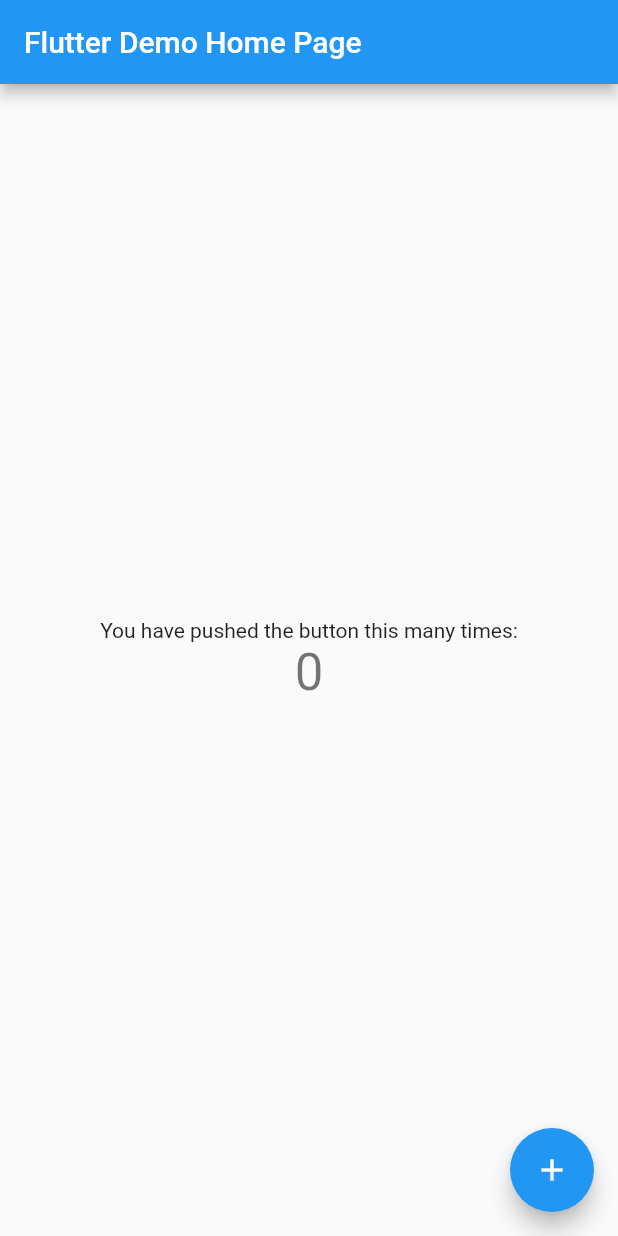
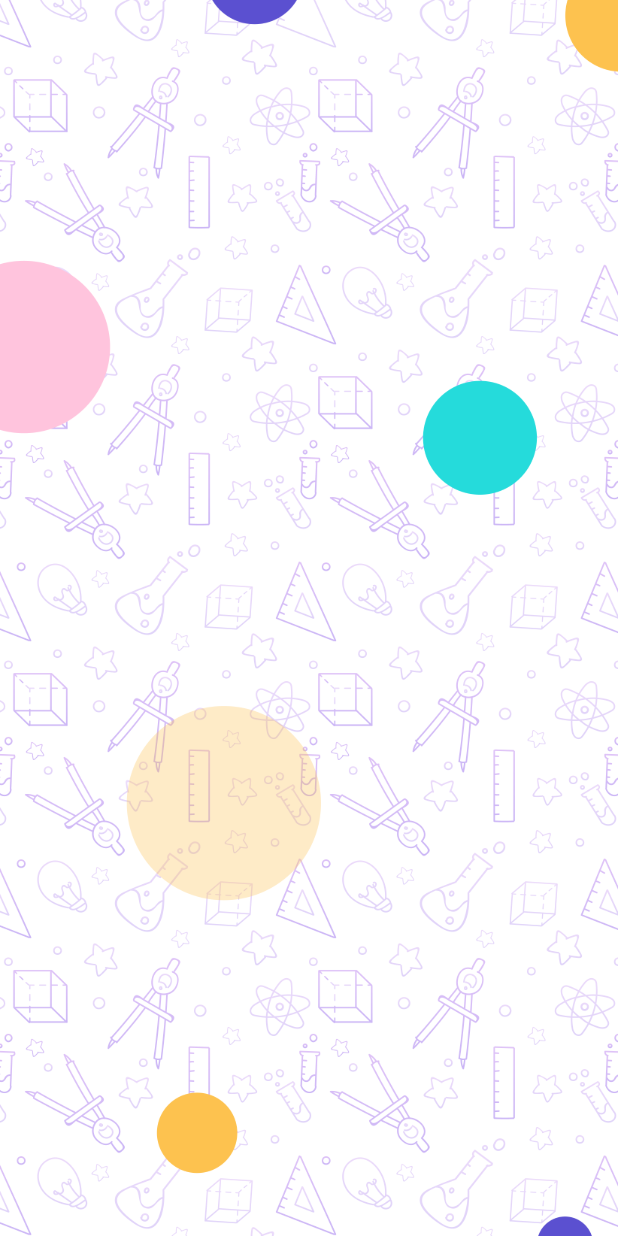
Before and after one commit to faizal6916/schooldiarjuly12, a Flutter app: the first screen one second after launch, on a phone screen of 412 x 824 dp. Run offline on Flutter 3.47's test engine with Material 2 defaults, Android fonts, the light colour scheme and no system bars; our stand-ins replace flutter_screenutil.

Commit message:
splashcompleted

```diff
--- /dev/null
+++ b/lib/Screens/login.dart
@@ -0,0 +1,21 @@
+import 'package:flutter/material.dart';
+
+class LoginScreen extends StatefulWidget {
+  const LoginScreen({Key? key}) : super(key: key);
+
+  @override
+  State<LoginScreen> createState() => _LoginScreenState();
+}
+
+class _LoginScreenState extends State<LoginScreen> {
+  @override
+  Widget build(BuildContext context) {
+    return Scaffold(
+      body: Container(
+        width: 100,
+        height: 100,
+        color: Colors.red,
+      ),
+    );
+  }
+}
--- /dev/null
+++ b/lib/Screens/splash.dart
@@ -0,0 +1,59 @@
+import 'dart:async';
+
+import 'package:flutter/material.dart';
+import 'package:flutter_screenutil/flutter_screenutil.dart';
+import './login.dart';
+
+class SplashScreen extends StatefulWidget {
+  const SplashScreen({Key? key}) : super(key: key);
+
+  @override
+  State<SplashScreen> createState() => _SplashScreenState();
+}
+
+class _SplashScreenState extends State<SplashScreen> {
+
+
+  bool _visible = false;
+
+  _animDuration() async{
+    var _duration = Duration(seconds: 3);
+    return Timer(_duration, () async {
+      setState((){
+        _visible = true;
+      });
+    });
+  }
+  _navigateToLogin(){
+    Navigator.pushReplacement(context, MaterialPageRoute(builder: (context)=>LoginScreen()));
+  }
+  @override
+  void initState() {
+    // TODO: implement initState
+    super.initState();
+    _animDuration();
+  }
+  @override
+  Widget build(BuildContext context) {
+    return Scaffold(
+      body: Stack(
+        children: [
+          Container(
+            width: 1.sw,
+            child: Image.asset('assets/images/splash_bg.png',fit: BoxFit.cover,),
+          ),
+          AnimatedOpacity(
+            onEnd: _navigateToLogin,
+            duration: Duration(seconds: 2),
+            opacity: _visible? 1.0 : 0.0,
+            child: Center(
+              child: Image(image: AssetImage('assets/images/splash_logo.png'),
+              width: 0.5.sw,
+              ),
+            ),
+          ),
+        ],
+      )
+    );
+  }
+}
--- a/lib/main.dart
+++ b/lib/main.dart
@@ -1,4 +1,6 @@
 import 'package:flutter/material.dart';
+import 'package:flutter_screenutil/flutter_screenutil.dart';
+import './Screens/splash.dart';
 
 void main() {
   runApp(const MyApp());
@@ -10,8 +12,13 @@
   // This widget is the root of your application.
   @override
   Widget build(BuildContext context) {
-    return MaterialApp(
-      title: 'Flutter Demo',
+    return ScreenUtilInit(
+      designSize: Size(360,690),
+      minTextAdapt: true,
+      splitScreenMode: true,
+      builder: (context, child) => MaterialApp(
+        debugShowCheckedModeBanner: false,
+        title: 'School Diary',
         theme: ThemeData(
           // This is the theme of your application.
           //
@@ -23,93 +30,10 @@
           // Notice that the counter didn't reset back to zero; the application
           // is not restarted.
           primarySwatch: Colors.blue,
+          textTheme: Typography.englishLike2018.apply(fontSizeFactor: 1.sp)
         ),
-      home: const MyHomePage(title: 'Flutter Demo Home Page'),
+        home: SplashScreen(),
+      )
     );
   }
 }
-
-class MyHomePage extends StatefulWidget {
-  const MyHomePage({Key? key, required this.title}) : super(key: key);
-
-  // This widget is the home page of your application. It is stateful, meaning
-  // that it has a State object (defined below) that contains fields that affect
-  // how it looks.
-
-  // This class is the configuration for the state. It holds the values (in this
-  // case the title) provided by the parent (in this case the App widget) and
-  // used by the build method of the State. Fields in a Widget subclass are
-  // always marked "final".
-
-  final String title;
-
-  @override
-  State<MyHomePage> createState() => _MyHomePageState();
-}
-
-class _MyHomePageState extends State<MyHomePage> {
-  int _counter = 0;
-
-  void _incrementCounter() {
-    setState(() {
-      // This call to setState tells the Flutter framework that something has
-      // changed in this State, which causes it to rerun the build method below
-      // so that the display can reflect the updated values. If we changed
-      // _counter without calling setState(), then the build method would not be
-      // called again, and so nothing would appear to happen.
-      _counter++;
-    });
-  }
-
-  @override
-  Widget build(BuildContext context) {
-    // This method is rerun every time setState is called, for instance as done
-    // by the _incrementCounter method above.
-    //
-    // The Flutter framework has been optimized to make rerunning build methods
-    // fast, so that you can just rebuild anything that needs updating rather
-    // than having to individually change instances of widgets.
-    return Scaffold(
-      appBar: AppBar(
-        // Here we take the value from the MyHomePage object that was created by
-        // the App.build method, and use it to set our appbar title.
-        title: Text(widget.title),
-      ),
-      body: Center(
-        // Center is a layout widget. It takes a single child and positions it
-        // in the middle of the parent.
-        child: Column(
-          // Column is also a layout widget. It takes a list of children and
-          // arranges them vertically. By default, it sizes itself to fit its
-          // children horizontally, and tries to be as tall as its parent.
-          //
-          // Invoke "debug painting" (press "p" in the console, choose the
-          // "Toggle Debug Paint" action from the Flutter Inspector in Android
-          // Studio, or the "Toggle Debug Paint" command in Visual Studio Code)
-          // to see the wireframe for each widget.
-          //
-          // Column has various properties to control how it sizes itself and
-          // how it positions its children. Here we use mainAxisAlignment to
-          // center the children vertically; the main axis here is the vertical
-          // axis because Columns are vertical (the cross axis would be
-          // horizontal).
-          mainAxisAlignment: MainAxisAlignment.center,
-          children: <Widget>[
-            const Text(
-              'You have pushed the button this many times:',
-            ),
-            Text(
-              '$_counter',
-              style: Theme.of(context).textTheme.headline4,
-            ),
-          ],
-        ),
-      ),
-      floatingActionButton: FloatingActionButton(
-        onPressed: _incrementCounter,
-        tooltip: 'Increment',
-        child: const Icon(Icons.add),
-      ), // This trailing comma makes auto-formatting nicer for build methods.
-    );
-  }
-}
```
Also changed, not shown: pubspec.yaml (+26 -2 lines), assets/fonts/EducareIcons.ttf (added), assets/fonts/EducareIcons2.ttf (added), assets/fonts/EducareIcons3.ttf (added), assets/fonts/GothamBookRegular.otf (added), assets/fonts/GothamMediumRegular.ttf (added), assets/fonts/GothamThin.ttf (added), assets/fonts/Kastelov - Axiforma Bold.otf (added), assets/fonts/Kastelov - Axiforma Medium.otf (added), assets/fonts/Kastelov - Axiforma Regular.otf (added), assets/fonts/seguisb.ttf (added), assets/images/splash_bg.png (added), assets/images/splash_logo.png (added), pubspec.lock. Lines whose indentation alone changed are shown as unchanged.
